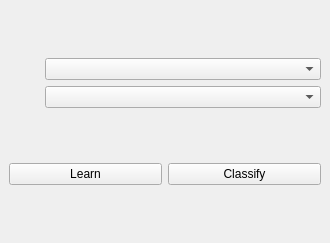
First picture: the form in water_body_recognizer_dockwidget.ui, repository MateuszStarczyk/QGISWaterBodyRecognizerPlugin, before the edit.
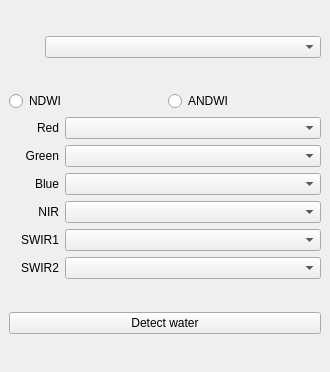
Second picture: the form after the edit. Icons and pictures are not drawn. Custom widgets are drawn as their Qt base class.

```diff
--- a/water_body_recognizer_dockwidget.ui
+++ b/water_body_recognizer_dockwidget.ui
@@ -7,7 +7,7 @@
     <x>0</x>
     <y>0</y>
     <width>330</width>
-    <height>243</height>
+    <height>372</height>
    </rect>
   </property>
   <property name="windowTitle">
@@ -15,40 +15,17 @@
   </property>
   <widget class="QWidget" name="dockWidgetContents">
    <layout class="QGridLayout">
+    <property name="sizeConstraint">
+     <enum>QLayout::SetMinimumSize</enum>
+    </property>
     <item row="0" column="0">
      <layout class="QVBoxLayout" name="verticalLayout">
+      <property name="sizeConstraint">
+       <enum>QLayout::SetMinimumSize</enum>
+      </property>
       <item>
        <layout class="QHBoxLayout" name="horizontalLayout">
         <item>
-         <widget class="QLabel" name="label_3">
-          <property name="maximumSize">
-           <size>
-            <width>30</width>
-            <height>16777215</height>
-           </size>
-          </property>
-          <property name="cursor">
-           <cursorShape>ArrowCursor</cursorShape>
-          </property>
-          <property name="text">
-           <string/>
-          </property>
-          <property name="pixmap">
-           <pixmap resource="resources.qrc">:/plugins/QGISWaterBodyRecognizerPlugin/img/vector.svg</pixmap>
-          </property>
-          <property name="alignment">
-           <set>Qt::AlignRight|Qt::AlignTrailing|Qt::AlignVCenter</set>
-          </property>
-         </widget>
-        </item>
-        <item>
-         <widget class="QgsMapLayerComboBox" name="mMapLayerComboBox"/>
-        </item>
-       </layout>
-      </item>
-      <item>
-       <layout class="QHBoxLayout" name="horizontalLayout_2">
-        <item>
          <widget class="QLabel" name="label_2">
           <property name="maximumSize">
            <size>
@@ -71,7 +48,7 @@
          </widget>
         </item>
         <item>
-         <widget class="QgsMapLayerComboBox" name="mPolygonLayerComboBox"/>
+         <widget class="QgsMapLayerComboBox" name="mMapLayerComboBox"/>
         </item>
        </layout>
       </item>
@@ -79,22 +56,184 @@
     </item>
     <item row="2" column="0">
      <layout class="QHBoxLayout" name="horizontalLayout_3">
-      <item>
-       <widget class="QPushButton" name="btnLearn">
-        <property name="text">
-         <string>Learn</string>
-        </property>
-       </widget>
-      </item>
+      <property name="sizeConstraint">
+       <enum>QLayout::SetMinimumSize</enum>
+      </property>
       <item>
        <widget class="QPushButton" name="btnClassify">
         <property name="text">
-         <string>Classify</string>
+         <string>Detect water</string>
         </property>
        </widget>
       </item>
      </layout>
     </item>
+    <item row="1" column="0">
+     <layout class="QVBoxLayout" name="verticalLayout_2">
+      <item>
+       <layout class="QHBoxLayout" name="horizontalLayout_9">
+        <item>
+         <widget class="QRadioButton" name="rbNDWI">
+          <property name="text">
+           <string>NDWI</string>
+          </property>
+         </widget>
+        </item>
+        <item>
+         <widget class="QRadioButton" name="rbANDWI">
+          <property name="text">
+           <string>ANDWI</string>
+          </property>
+         </widget>
+        </item>
+       </layout>
+      </item>
+      <item>
+       <layout class="QHBoxLayout" name="horizontalLayout_2">
+        <item>
+         <widget class="QLabel" name="labRed">
+          <property name="sizePolicy">
+           <sizepolicy hsizetype="Preferred" vsizetype="Preferred">
+            <horstretch>0</horstretch>
+            <verstretch>0</verstretch>
+           </sizepolicy>
+          </property>
+          <property name="maximumSize">
+           <size>
+            <width>50</width>
+            <height>16777215</height>
+           </size>
+          </property>
+          <property name="text">
+           <string>Red</string>
+          </property>
+          <property name="alignment">
+           <set>Qt::AlignRight|Qt::AlignTrailing|Qt::AlignVCenter</set>
+          </property>
+         </widget>
+        </item>
+        <item>
+         <widget class="QgsRasterBandComboBox" name="mRedRasterBand"/>
+        </item>
+       </layout>
+      </item>
+      <item>
+       <layout class="QHBoxLayout" name="horizontalLayout_4">
+        <item>
+         <widget class="QLabel" name="labGreen">
+          <property name="maximumSize">
+           <size>
+            <width>50</width>
+            <height>16777215</height>
+           </size>
+          </property>
+          <property name="text">
+           <string>Green</string>
+          </property>
+          <property name="alignment">
+           <set>Qt::AlignRight|Qt::AlignTrailing|Qt::AlignVCenter</set>
+          </property>
+         </widget>
+        </item>
+        <item>
+         <widget class="QgsRasterBandComboBox" name="mGreenRasterBand"/>
+        </item>
+       </layout>
+      </item>
+      <item>
+       <layout class="QHBoxLayout" name="horizontalLayout_7">
+        <item>
+         <widget class="QLabel" name="labBlue">
+          <property name="maximumSize">
+           <size>
+            <width>50</width>
+            <height>16777215</height>
+           </size>
+          </property>
+          <property name="text">
+           <string>Blue</string>
+          </property>
+          <property name="alignment">
+           <set>Qt::AlignRight|Qt::AlignTrailing|Qt::AlignVCenter</set>
+          </property>
+         </widget>
+        </item>
+        <item>
+         <widget class="QgsRasterBandComboBox" name="mBlueRasterBand"/>
+        </item>
+       </layout>
+      </item>
+      <item>
+       <layout class="QHBoxLayout" name="horizontalLayout_8">
+        <item>
+         <widget class="QLabel" name="labNIR">
+          <property name="maximumSize">
+           <size>
+            <width>50</width>
+            <height>16777215</height>
+           </size>
+          </property>
+          <property name="text">
+           <string>NIR</string>
+          </property>
+          <property name="alignment">
+           <set>Qt::AlignRight|Qt::AlignTrailing|Qt::AlignVCenter</set>
+          </property>
+         </widget>
+        </item>
+        <item>
+         <widget class="QgsRasterBandComboBox" name="mNIRRasterBand"/>
+        </item>
+       </layout>
+      </item>
+      <item>
+       <layout class="QHBoxLayout" name="horizontalLayout_6">
+        <item>
+         <widget class="QLabel" name="labSWIR1">
+          <property name="maximumSize">
+           <size>
+            <width>50</width>
+            <height>16777215</height>
+           </size>
+          </property>
+          <property name="text">
+           <string>SWIR1</string>
+          </property>
+          <property name="alignment">
+           <set>Qt::AlignRight|Qt::AlignTrailing|Qt::AlignVCenter</set>
+          </property>
+         </widget>
+        </item>
+        <item>
+         <widget class="QgsRasterBandComboBox" name="mSWIR1RasterBand"/>
+        </item>
+       </layout>
+      </item>
+      <item>
+       <layout class="QHBoxLayout" name="horizontalLayout_5">
+        <item>
+         <widget class="QLabel" name="labSWIR2">
+          <property name="maximumSize">
+           <size>
+            <width>50</width>
+            <height>16777215</height>
+           </size>
+          </property>
+          <property name="text">
+           <string>SWIR2</string>
+          </property>
+          <property name="alignment">
+           <set>Qt::AlignRight|Qt::AlignTrailing|Qt::AlignVCenter</set>
+          </property>
+         </widget>
+        </item>
+        <item>
+         <widget class="QgsRasterBandComboBox" name="mSWIR2RasterBand"/>
+        </item>
+       </layout>
+      </item>
+     </layout>
+    </item>
    </layout>
   </widget>
  </widget>
@@ -104,6 +243,11 @@
    <extends>QComboBox</extends>
    <header>qgsmaplayercombobox.h</header>
   </customwidget>
+  <customwidget>
+   <class>QgsRasterBandComboBox</class>
+   <extends>QComboBox</extends>
+   <header>qgsrasterbandcombobox.h</header>
+  </customwidget>
  </customwidgets>
  <connections/>
 </ui>
```
